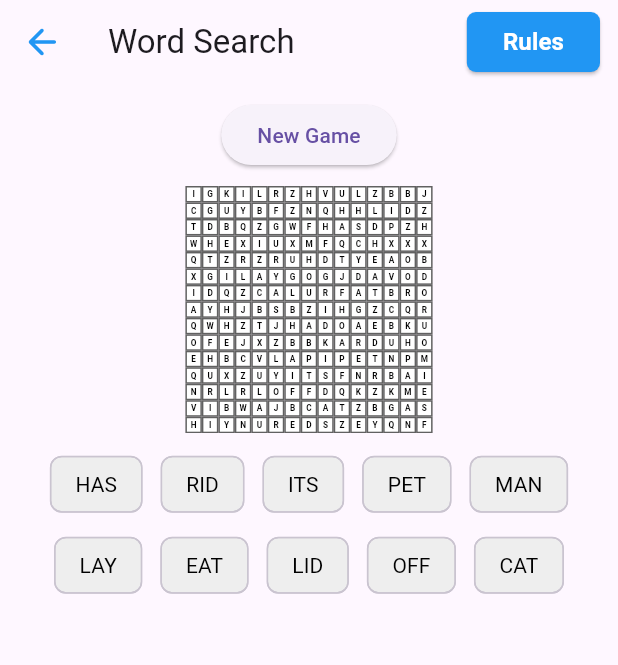
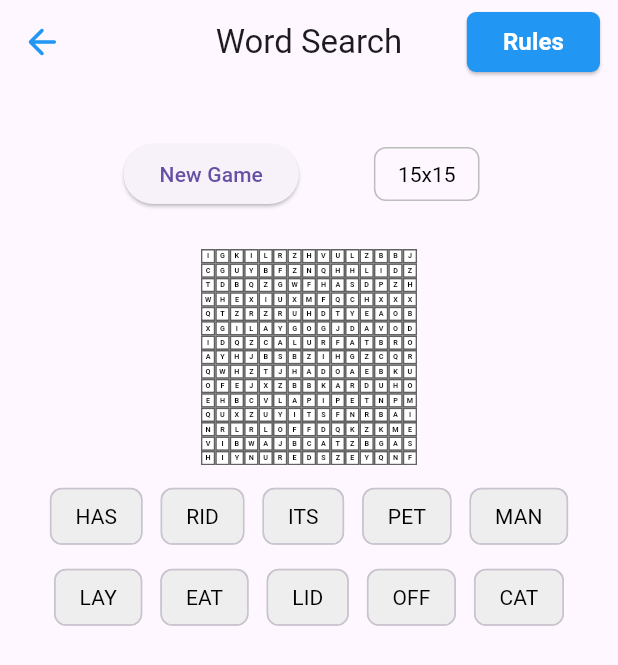
Before and after one commit to HungvNguyenn/cs4750_final_project, a Flutter app: the screen it shows after launch, after a tap on "Word Search", on a phone screen of 412 x 824 dp. Shown: the top 665 px of the screen. Run offline on Flutter 3.47's test engine with Material 3 defaults, Android fonts, the light colour scheme and no system bars.

Commit message:
Add comments + fix crossword Puzzle word shuffling + a bit of style changes

```diff
--- a/lib/grid_puzzle/grid_puzzle_page.dart
+++ b/lib/grid_puzzle/grid_puzzle_page.dart
@@ -81,7 +81,8 @@ class _GridPuzzlePageState extends State<GridPuzzlePage> {
   Widget build(BuildContext context) {
     return Scaffold(
       appBar: AppBar(
-        title: const Text('Number Puzzle'),
+        title: const Text('Grid Puzzle'),
+        centerTitle: true,
         actions: [
           Padding(
             padding: const EdgeInsets.only(right: 12), // space from right edge
--- a/lib/pages/main_menu_page.dart
+++ b/lib/pages/main_menu_page.dart
@@ -3,7 +3,6 @@ import 'package:puzzle_game/match3/match3_page.dart';
 import 'package:puzzle_game/sudoku/sudoku_game_page.dart';
 import 'package:puzzle_game/word_search/word_search_page.dart';
 import 'package:puzzle_game/grid_puzzle/grid_puzzle_page.dart';
-
 
 class MainMenuPage extends StatelessWidget {
   const MainMenuPage({super.key});
--- a/lib/sudoku/sudoku_game_page.dart
+++ b/lib/sudoku/sudoku_game_page.dart
@@ -59,6 +59,7 @@ class _SudokuGamePageState extends State<SudokuGamePage> {
     return Scaffold(
       appBar: AppBar(
         title: const Text("Sudoku"),
+        centerTitle: true,
         actions: [
           Padding(
             padding: const EdgeInsets.only(right: 12), // space from right edge
@@ -70,6 +71,7 @@ class _SudokuGamePageState extends State<SudokuGamePage> {
                 backgroundColor: Colors.blue,
                 foregroundColor: Colors.white,
               ),
+              //Dialog button
               onPressed: () {
                 RuleDialog.show(
                     context,
@@ -96,6 +98,7 @@ class _SudokuGamePageState extends State<SudokuGamePage> {
       ),
       body: Column(
         children: [
+          const SizedBox(height: 100),
           //rows of buttons
           Padding(
               padding: const EdgeInsets.only(bottom: 20),
--- a/lib/word_search/word_search_page.dart
+++ b/lib/word_search/word_search_page.dart
@@ -19,7 +19,7 @@ class _WordSearchPageState extends State<WordSearchPage> {
   List<String> words = [];
   WordSearchController? controller;
 
-  final int gridSize = 15; //the grid size of our word search
+   int gridSize = 15; //the grid size of our word search
   double cellSize = 20;   //the size of each cell in the grid
 
   @override
@@ -39,13 +39,13 @@ class _WordSearchPageState extends State<WordSearchPage> {
   //Generate a new Game
   void _newGame() {
     var generator = WordSearchGenerator();
-    var selectedWords = (words..shuffle()).take(10).toList();
+    var shuffleWords = List<String>.from(words)..shuffle();
+    var selectedWords = shuffleWords.take(10).toList();
     var result = generator.generate(selectedWords, gridSize);
 
     setState(() {
       grid = result.grid;
-      words = result.placedWords;
-      controller = WordSearchController(grid, words);
+      controller = WordSearchController(grid, result.placedWords);
     });
   }
 
@@ -112,18 +112,20 @@ class _WordSearchPageState extends State<WordSearchPage> {
   @override
   Widget build(BuildContext context) {
     double screenWidth = MediaQuery.of(context).size.width;
-    double gridWidth = screenWidth * 0.4;
+    double gridWidth = screenWidth * 0.35;
     cellSize = gridWidth / gridSize;
     double gridHeight = cellSize * gridSize;
 
     return Scaffold(
       appBar: AppBar(
         title: const Text("Word Search"),
+        centerTitle: true,
         leading: IconButton(
             icon: Icon(Icons.arrow_back_rounded, color: Colors.blue, size: 28),
           onPressed: () => Navigator.pop(context),
         ),
 
+        //Dialog button
         actions: [
           Padding(
             padding: const EdgeInsets.only(right: 12), // space from right edge
@@ -156,10 +158,8 @@ class _WordSearchPageState extends State<WordSearchPage> {
             ),
           ),
         ],
+      ),
 
-
-
-      ),
       body: grid.isEmpty
           ? const Center(child: CircularProgressIndicator())
           : SafeArea(
@@ -168,12 +168,46 @@ class _WordSearchPageState extends State<WordSearchPage> {
           children: [
             const SizedBox(height: 10),
 
-            // New Game button
-            ElevatedButton(
-              onPressed: _newGame,
-              child: const Text("New Game"),
+            //rows for New game and grid size changes
+            Row(
+              mainAxisAlignment: MainAxisAlignment.center,
+              children: [
+                ElevatedButton(
+                    onPressed: _newGame,
+                    child: const Text("New Game")),
+
+                const SizedBox(height: 100, width: 50),
+
+                // grid size dropdown
+                Container(
+                  height: 36,
+                  padding: const EdgeInsets.symmetric(horizontal: 15, vertical: 8),
+                  decoration: BoxDecoration(
+                    border: Border.all(color: Colors.grey.shade400),
+                    borderRadius: BorderRadius.circular(8),
+                  ),
+                  child: DropdownButton(
+                    value: gridSize,
+                    icon: const SizedBox.shrink(),
+                    underline: const SizedBox(),
+                    style: const TextStyle(color: Colors.black, fontSize: 14),
+                    items:  const[
+                      DropdownMenuItem(value: 5, child: Text("5x5")),
+                      DropdownMenuItem(value: 10, child: Text("10x10")),
+                      DropdownMenuItem(value: 15, child: Text("15x15")),
+                      DropdownMenuItem(value: 20, child: Text("20x20")),
+                    ],
+                    onChanged: (newSize) {
+                      setState(() {
+                        gridSize = newSize!;
+                        _newGame();
+                      });
+                    },
+                  ),
+                ),
+                const SizedBox(width: 10),
+              ],
             ),
-            const SizedBox(height: 10),
 
             // Grid with drag selection
             Center(
@@ -229,7 +263,7 @@ class _WordSearchPageState extends State<WordSearchPage> {
                 spacing: 12,
                 runSpacing: 6,
                 alignment: WrapAlignment.center,
-                children: words.map((w) {
+                children: controller!.words.map((w) {
                   bool found = controller!.foundWords.contains(w);
                   return Chip(
                     label: Text(
```
Also changed, not shown: lib/sudoku/sudoku_controller.dart (+7 -7 lines).
